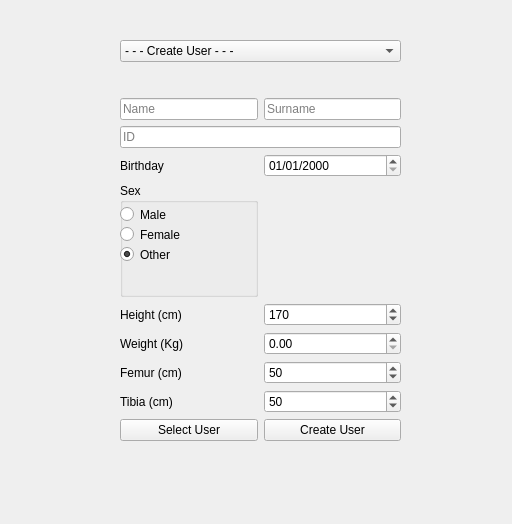
Before: the Qt Designer form src/gui_pkg/include/gui_pkg/select_user_form.ui in cristianbass01/GUI_robotic_exoskeleton, drawn with Qt 5.
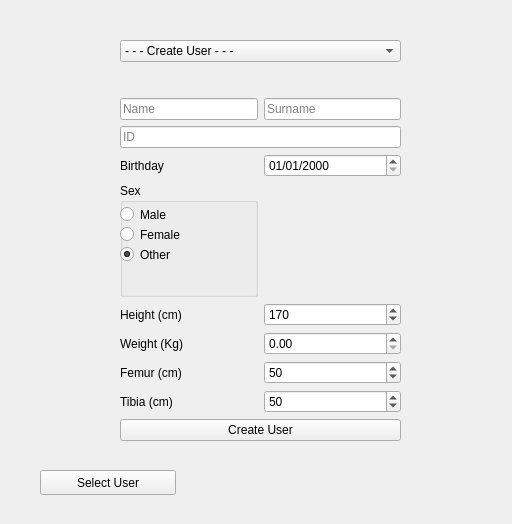
After: the same form once the commit is applied.

Patch:
```diff
--- a/src/gui_pkg/include/gui_pkg/select_user_form.ui
+++ b/src/gui_pkg/include/gui_pkg/select_user_form.ui
@@ -23,13 +23,6 @@
     </rect>
    </property>
    <layout class="QGridLayout" name="gridLayout">
-    <item row="11" column="0">
-     <widget class="QPushButton" name="BT_selectUser">
-      <property name="text">
-       <string>Select User</string>
-      </property>
-     </widget>
-    </item>
     <item row="4" column="1">
      <widget class="QDateEdit" name="DE_birthday">
       <property name="readOnly">
@@ -74,13 +67,6 @@
       </property>
      </widget>
     </item>
-    <item row="11" column="1">
-     <widget class="QPushButton" name="BT_create">
-      <property name="text">
-       <string>Create User</string>
-      </property>
-     </widget>
-    </item>
     <item row="0" column="0" colspan="2">
      <widget class="QComboBox" name="CB_selectUser">
       <item>
@@ -266,8 +252,28 @@
       </property>
      </spacer>
     </item>
+    <item row="11" column="0" colspan="2">
+     <widget class="QPushButton" name="BT_create">
+      <property name="text">
+       <string>Create User</string>
+      </property>
+     </widget>
+    </item>
    </layout>
   </widget>
+  <widget class="QPushButton" name="BT_selectUser">
+   <property name="geometry">
+    <rect>
+     <x>40</x>
+     <y>470</y>
+     <width>136</width>
+     <height>25</height>
+    </rect>
+   </property>
+   <property name="text">
+    <string>Select User</string>
+   </property>
+  </widget>
  </widget>
  <resources/>
  <connections/>
```
